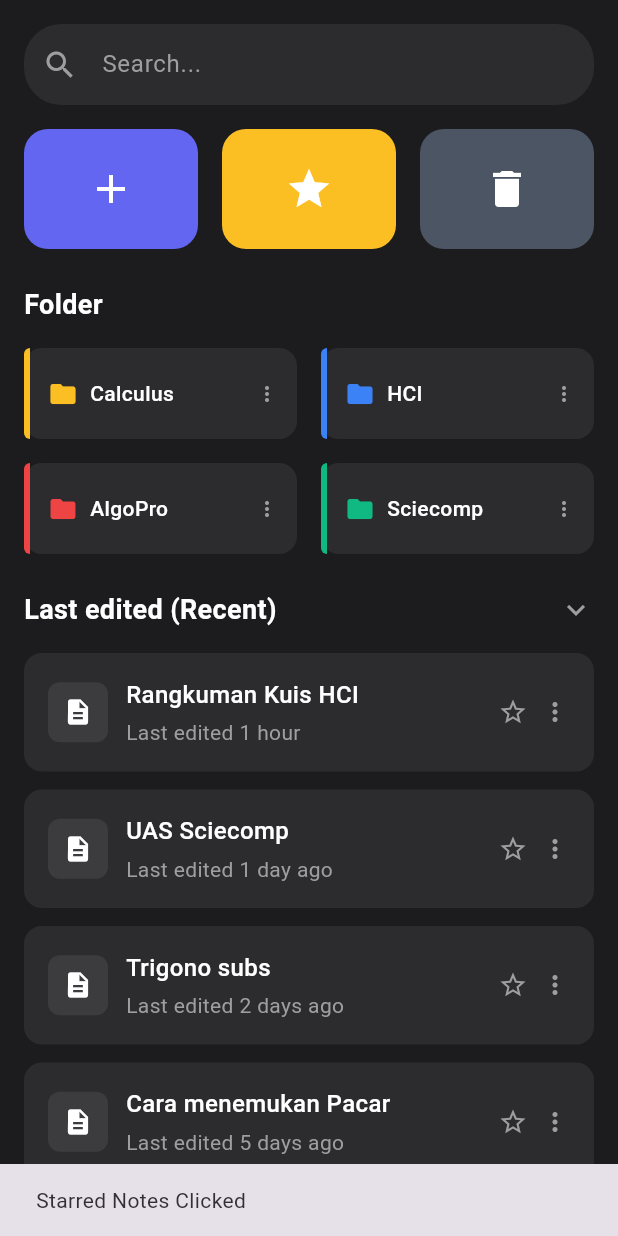
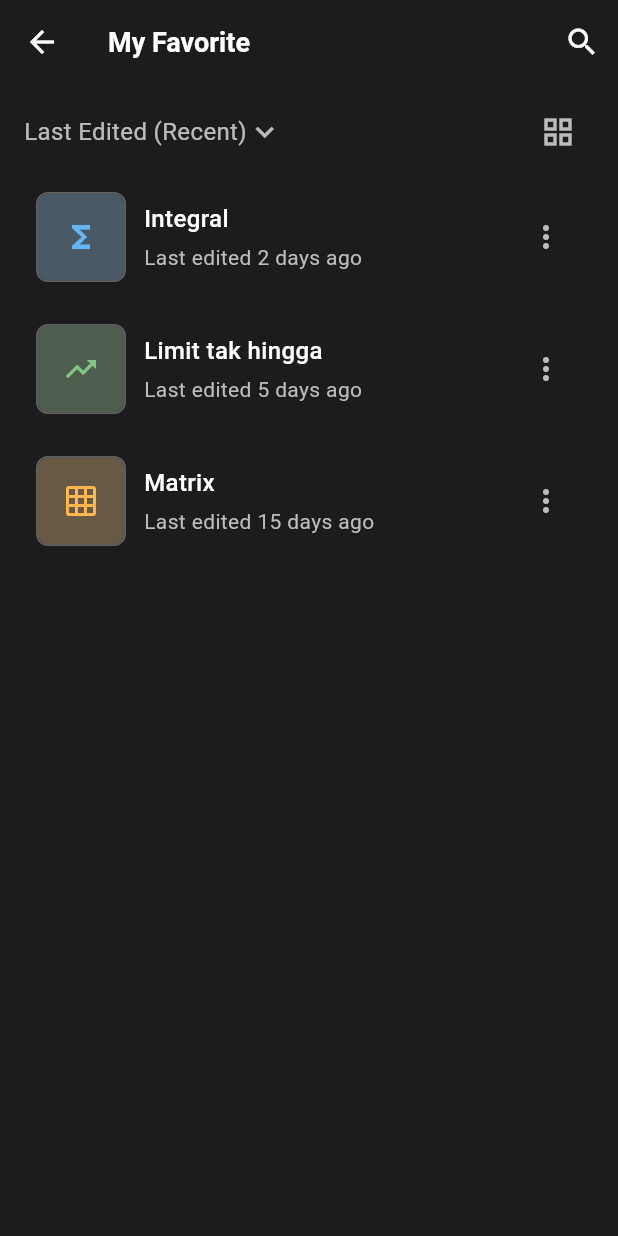
Before and after one commit to Au-Revoir5/NexNote, a Flutter app: the NotesPage screen opened directly, after a tap on the "star" icon, on a phone screen of 412 x 824 dp. Run offline on Flutter 3.47's test engine with Material 3 defaults, Android fonts, the light colour scheme and no system bars.

Commit message:
Added Favorites Page

```diff
--- /dev/null
+++ b/lib/pages/favorites.dart
@@ -0,0 +1,546 @@
+import 'package:flutter/material.dart';
+
+class FavoritesPage extends StatefulWidget {
+  @override
+  _FavoritesPageState createState() => _FavoritesPageState();
+}
+
+class _FavoritesPageState extends State<FavoritesPage> {
+  String sortBy = "Last Edited (Recent)";
+  bool isGridView = false;
+
+  final List<FavoriteItem> favoriteItems = [
+    FavoriteItem(
+      title: "Integral",
+      lastEdited: "2 days ago",
+      thumbnail: "assets/integral_thumb.png",
+    ),
+    FavoriteItem(
+      title: "Limit tak hingga",
+      lastEdited: "5 days ago",
+      thumbnail: "assets/limit_thumb.png",
+    ),
+    FavoriteItem(
+      title: "Matrix",
+      lastEdited: "15 days ago",
+      thumbnail: "assets/matrix_thumb.png",
+    ),
+  ];
+
+  @override
+  Widget build(BuildContext context) {
+    return Scaffold(
+      backgroundColor: Color(0xFF1C1C1E),
+      appBar: AppBar(
+        backgroundColor: Color(0xFF1C1C1E),
+        elevation: 0,
+        leading: IconButton(
+          icon: Icon(Icons.arrow_back, color: Colors.white),
+          onPressed: () => Navigator.pop(context),
+        ),
+        title: Text(
+          "My Favorite",
+          style: TextStyle(
+            color: Colors.white,
+            fontSize: 18,
+            fontWeight: FontWeight.w600,
+          ),
+        ),
+        actions: [
+          IconButton(
+            icon: Icon(Icons.search, color: Colors.white),
+            onPressed: () {
+              // Implement search functionality
+            },
+          ),
+        ],
+      ),
+      body: Column(
+        children: [
+          // Sort dropdown
+          Padding(
+            padding: EdgeInsets.symmetric(horizontal: 16, vertical: 8),
+            child: Row(
+              children: [
+                Expanded(
+                  child: GestureDetector(
+                    onTap: () => _showSortOptions(),
+                    child: Row(
+                      children: [
+                        Text(
+                          sortBy,
+                          style: TextStyle(
+                            color: Colors.white70,
+                            fontSize: 16,
+                          ),
+                        ),
+                        Icon(
+                          Icons.keyboard_arrow_down,
+                          color: Colors.white70,
+                        ),
+                      ],
+                    ),
+                  ),
+                ),
+                IconButton(
+                  icon: Icon(
+                    isGridView ? Icons.list : Icons.grid_view,
+                    color: Colors.white70
+                  ),
+                  onPressed: () {
+                    setState(() {
+                      isGridView = !isGridView;
+                    });
+                  },
+                ),
+              ],
+            ),
+          ),
+
+          // Favorites list/grid
+          Expanded(
+            child: isGridView ? _buildGridView() : _buildListView(),
+          ),
+        ],
+      ),
+    );
+  }
+
+  void _showSortOptions() {
+    showModalBottomSheet(
+      context: context,
+      backgroundColor: Color(0xFF2C2C2E),
+      shape: RoundedRectangleBorder(
+        borderRadius: BorderRadius.vertical(top: Radius.circular(12)),
+      ),
+      builder: (context) {
+        return Container(
+          padding: EdgeInsets.symmetric(vertical: 20),
+          child: Column(
+            mainAxisSize: MainAxisSize.min,
+            children: [
+              _sortOption("Last Edited (Recent)"),
+              _sortOption("Last Edited (Oldest)"),
+              _sortOption("Alphabetical"),
+              _sortOption("Date Created"),
+            ],
+          ),
+        );
+      },
+    );
+  }
+
+  Widget _buildListView() {
+    return ListView.builder(
+      padding: EdgeInsets.symmetric(horizontal: 16),
+      itemCount: favoriteItems.length,
+      itemBuilder: (context, index) {
+        return FavoriteItemWidget(
+          item: favoriteItems[index],
+          onTap: () {
+            // Handle item tap
+            print("Tapped on ${favoriteItems[index].title}");
+          },
+          onMenuTap: () => _showItemMenu(favoriteItems[index]),
+        );
+      },
+    );
+  }
+
+  Widget _buildGridView() {
+    return GridView.builder(
+      padding: EdgeInsets.all(16),
+      gridDelegate: SliverGridDelegateWithFixedCrossAxisCount(
+        crossAxisCount: 2,
+        crossAxisSpacing: 16,
+        mainAxisSpacing: 16,
+        childAspectRatio: 1.1,
+      ),
+      itemCount: favoriteItems.length,
+      itemBuilder: (context, index) {
+        return FavoriteGridItemWidget(
+          item: favoriteItems[index],
+          onTap: () {
+            print("Tapped on ${favoriteItems[index].title}");
+          },
+          onMenuTap: () => _showItemMenu(favoriteItems[index]),
+        );
+      },
+    );
+  }
+
+  Widget _sortOption(String option) {
+    return ListTile(
+      title: Text(
+        option,
+        style: TextStyle(
+          color: Colors.white,
+          fontSize: 16,
+        ),
+      ),
+      trailing: sortBy == option
+          ? Icon(Icons.check, color: Colors.blue)
+          : null,
+      onTap: () {
+        setState(() {
+          sortBy = option;
+        });
+        Navigator.pop(context);
+      },
+    );
+  }
+
+  void _showItemMenu(FavoriteItem item) {
+    showModalBottomSheet(
+      context: context,
+      backgroundColor: Color(0xFF2C2C2E),
+      shape: RoundedRectangleBorder(
+        borderRadius: BorderRadius.vertical(top: Radius.circular(12)),
+      ),
+      builder: (context) {
+        return Container(
+          padding: EdgeInsets.symmetric(vertical: 20),
+          child: Column(
+            mainAxisSize: MainAxisSize.min,
+            children: [
+              ListTile(
+                leading: Icon(Icons.edit, color: Colors.white),
+                title: Text("Edit", style: TextStyle(color: Colors.white)),
+                onTap: () {
+                  Navigator.pop(context);
+                  // Handle edit
+                },
+              ),
+              ListTile(
+                leading: Icon(Icons.share, color: Colors.white),
+                title: Text("Share", style: TextStyle(color: Colors.white)),
+                onTap: () {
+                  Navigator.pop(context);
+                  // Handle share
+                },
+              ),
+              ListTile(
+                leading: Icon(Icons.favorite_border, color: Colors.white),
+                title: Text("Remove from Favorites", style: TextStyle(color: Colors.white)),
+                onTap: () {
+                  Navigator.pop(context);
+                  // Handle remove from favorites
+                },
+              ),
+              ListTile(
+                leading: Icon(Icons.delete, color: Colors.red),
+                title: Text("Delete", style: TextStyle(color: Colors.red)),
+                onTap: () {
+                  Navigator.pop(context);
+                  // Handle delete
+                },
+              ),
+            ],
+          ),
+        );
+      },
+    );
+  }
+}
+
+class FavoriteGridItemWidget extends StatelessWidget {
+  final FavoriteItem item;
+  final VoidCallback onTap;
+  final VoidCallback onMenuTap;
+
+  const FavoriteGridItemWidget({
+    Key? key,
+    required this.item,
+    required this.onTap,
+    required this.onMenuTap,
+  }) : super(key: key);
+
+  @override
+  Widget build(BuildContext context) {
+    return Container(
+      decoration: BoxDecoration(
+        color: Color(0xFF2C2C2E),
+        borderRadius: BorderRadius.circular(12),
+      ),
+      child: InkWell(
+        onTap: onTap,
+        borderRadius: BorderRadius.circular(12),
+        child: Column(
+          mainAxisSize: MainAxisSize.min, // 👈 shrink card to fit content
+          crossAxisAlignment: CrossAxisAlignment.start,
+          children: [
+            // Thumbnail section
+            AspectRatio(
+              aspectRatio: 16 / 9, // 👈 consistent squished thumbnail
+              child: ClipRRect(
+                borderRadius: BorderRadius.vertical(top: Radius.circular(12)),
+                child: _buildThumbnail(),
+              ),
+            ),
+
+            // Content section
+            Container(
+              width: double.infinity,
+              padding: EdgeInsets.fromLTRB(12, 8, 12, 12),
+              child: Column(
+                crossAxisAlignment: CrossAxisAlignment.start,
+                children: [
+                  Row(
+                    children: [
+                      Container(
+                        width: 20,
+                        height: 20,
+                        decoration: BoxDecoration(
+                          color: _getCategoryColor(),
+                          borderRadius: BorderRadius.circular(4),
+                        ),
+                        child: Icon(
+                          _getCategoryIcon(),
+                          color: Colors.white,
+                          size: 12,
+                        ),
+                      ),
+                      SizedBox(width: 8),
+                      Expanded(
+                        child: Text(
+                          item.title,
+                          style: TextStyle(
+                            color: Colors.white,
+                            fontSize: 14,
+                            fontWeight: FontWeight.w500,
+                          ),
+                          maxLines: 1,
+                          overflow: TextOverflow.ellipsis,
+                        ),
+                      ),
+                      GestureDetector(
+                        onTap: onMenuTap,
+                        child: Icon(
+                          Icons.more_vert,
+                          color: Colors.grey[400],
+                          size: 18,
+                        ),
+                      ),
+                    ],
+                  ),
+                  SizedBox(height: 4),
+                  Text(
+                    "Last edited ${item.lastEdited}",
+                    style: TextStyle(
+                      color: Colors.grey[500],
+                      fontSize: 12,
+                    ),
+                  ),
+                ],
+              ),
+            ),
+          ],
+        ),
+      ),
+    );
+  }
+
+
+  Widget _buildThumbnail() {
+    Color thumbnailColor;
+    IconData thumbnailIcon;
+
+    switch (item.title) {
+      case "Integral":
+        thumbnailColor = Colors.blue[300]!;
+        thumbnailIcon = Icons.functions;
+        break;
+      case "Limit tak hingga":
+        thumbnailColor = Colors.green[300]!;
+        thumbnailIcon = Icons.trending_up;
+        break;
+      case "Matrix":
+        thumbnailColor = Colors.orange[300]!;
+        thumbnailIcon = Icons.grid_on;
+        break;
+      default:
+        thumbnailColor = Colors.grey[600]!;
+        thumbnailIcon = Icons.description;
+    }
+
+    return Container(
+      width: double.infinity,
+      height: double.infinity,
+      decoration: BoxDecoration(
+        gradient: LinearGradient(
+          begin: Alignment.topLeft,
+          end: Alignment.bottomRight,
+          colors: [
+            thumbnailColor.withOpacity(0.3),
+            thumbnailColor.withOpacity(0.1),
+          ],
+        ),
+      ),
+      child: Center(
+        child: Icon(
+          thumbnailIcon,
+          color: thumbnailColor,
+          size: 40,
+        ),
+      ),
+    );
+  }
+
+  Color _getCategoryColor() {
+    switch (item.title) {
+      case "Integral":
+        return Colors.red;
+      case "Limit tak hingga":
+        return Colors.blue;
+      case "Matrix":
+        return Colors.white;
+      default:
+        return Colors.grey;
+    }
+  }
+
+  IconData _getCategoryIcon() {
+    switch (item.title) {
+      case "Integral":
+        return Icons.integration_instructions;
+      case "Limit tak hingga":
+        return Icons.trending_up;
+      case "Matrix":
+        return Icons.border_all;
+      default:
+        return Icons.description;
+    }
+  }
+}
+
+class FavoriteItem {
+  final String title;
+  final String lastEdited;
+  final String thumbnail;
+
+  FavoriteItem({
+    required this.title,
+    required this.lastEdited,
+    required this.thumbnail,
+  });
+}
+
+class FavoriteItemWidget extends StatelessWidget {
+  final FavoriteItem item;
+  final VoidCallback onTap;
+  final VoidCallback onMenuTap;
+
+  const FavoriteItemWidget({
+    Key? key,
+    required this.item,
+    required this.onTap,
+    required this.onMenuTap,
+  }) : super(key: key);
+
+  @override
+  Widget build(BuildContext context) {
+    return Container(
+      margin: EdgeInsets.only(bottom: 12),
+      child: InkWell(
+        onTap: onTap,
+        borderRadius: BorderRadius.circular(8),
+        child: Padding(
+          padding: EdgeInsets.all(8),
+          child: Row(
+            children: [
+              // Thumbnail
+              Container(
+                width: 60,
+                height: 60,
+                decoration: BoxDecoration(
+                  color: Colors.grey[800],
+                  borderRadius: BorderRadius.circular(8),
+                  border: Border.all(
+                    color: Colors.grey[700]!,
+                    width: 1,
+                  ),
+                ),
+                child: ClipRRect(
+                  borderRadius: BorderRadius.circular(8),
+                  child: _buildThumbnail(),
+                ),
+              ),
+
+              SizedBox(width: 12),
+
+              // Content
+              Expanded(
+                child: Column(
+                  crossAxisAlignment: CrossAxisAlignment.start,
+                  children: [
+                    Text(
+                      item.title,
+                      style: TextStyle(
+                        color: Colors.white,
+                        fontSize: 16,
+                        fontWeight: FontWeight.w500,
+                      ),
+                    ),
+                    SizedBox(height: 4),
+                    Text(
+                      "Last edited ${item.lastEdited}",
+                      style: TextStyle(
+                        color: Colors.grey[400],
+                        fontSize: 14,
+                      ),
+                    ),
+                  ],
+                ),
+              ),
+
+              // Menu button
+              IconButton(
+                icon: Icon(
+                  Icons.more_vert,
+                  color: Colors.grey[400],
+                ),
+                onPressed: onMenuTap,
+              ),
+            ],
+          ),
+        ),
+      ),
+    );
+  }
+
+  Widget _buildThumbnail() {
+    // Since we can't load actual images in this example,
+    // we'll create placeholder thumbnails with different colors
+    Color thumbnailColor;
+    IconData thumbnailIcon;
+
+    switch (item.title) {
+      case "Integral":
+        thumbnailColor = Colors.blue[300]!;
+        thumbnailIcon = Icons.functions;
+        break;
+      case "Limit tak hingga":
+        thumbnailColor = Colors.green[300]!;
+        thumbnailIcon = Icons.trending_up;
+        break;
+      case "Matrix":
+        thumbnailColor = Colors.orange[300]!;
+        thumbnailIcon = Icons.grid_on;
+        break;
+      default:
+        thumbnailColor = Colors.grey[600]!;
+        thumbnailIcon = Icons.description;
+    }
+
+    return Container(
+      width: 60,
+      height: 60,
+      color: thumbnailColor.withOpacity(0.2),
+      child: Icon(
+        thumbnailIcon,
+        color: thumbnailColor,
+        size: 24,
+      ),
+    );
+  }
+}
--- a/lib/pages/notes.dart
+++ b/lib/pages/notes.dart
@@ -1,4 +1,5 @@
 import 'package:flutter/material.dart';
+import 'favorites.dart';
 
 const kPrimaryColor = Color(0xFF6366F1);
 const kDarkSurface = Color(0xFF1C1C1E);
@@ -74,8 +75,9 @@ class _NotesPageState extends State<NotesPage> {
                         Expanded(
                           child: GestureDetector(
                             onTap: () {
-                              ScaffoldMessenger.of(context).showSnackBar(
-                                const SnackBar(content: Text('Starred Notes Clicked')),
+                              Navigator.push(
+                                context,
+                                MaterialPageRoute(builder: (context) => FavoritesPage()),
                               );
                             },
                             child: Container(
--- a/lib/pages/side_bar.dart
+++ b/lib/pages/side_bar.dart
@@ -1,4 +1,5 @@
 import 'package:flutter/material.dart';
+import 'favorites.dart';
 
 class SideBar extends StatelessWidget {
   final Function(int)? onNavigate;
@@ -86,7 +87,10 @@ class SideBar extends StatelessWidget {
           ListTile(
             onTap: () {
               Navigator.pop(context); // Close drawer
-              onNavigate?.call(1); // Navigate to Search tab (index 1) - or create a favorites page
+              Navigator.push(
+                context,
+                MaterialPageRoute(builder: (context) => FavoritesPage()),
+              );
             },
             leading: Icon(Icons.star, color: Colors.white),
             title: Text("My Favorites", style: TextStyle(color: Colors.white, fontSize: 16)),
```
